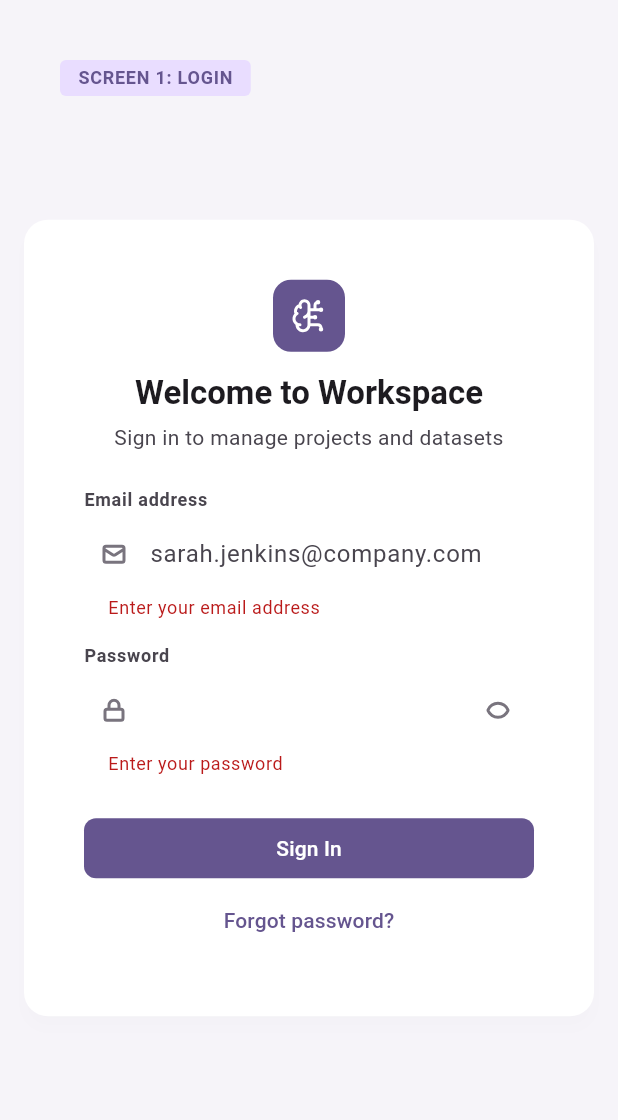
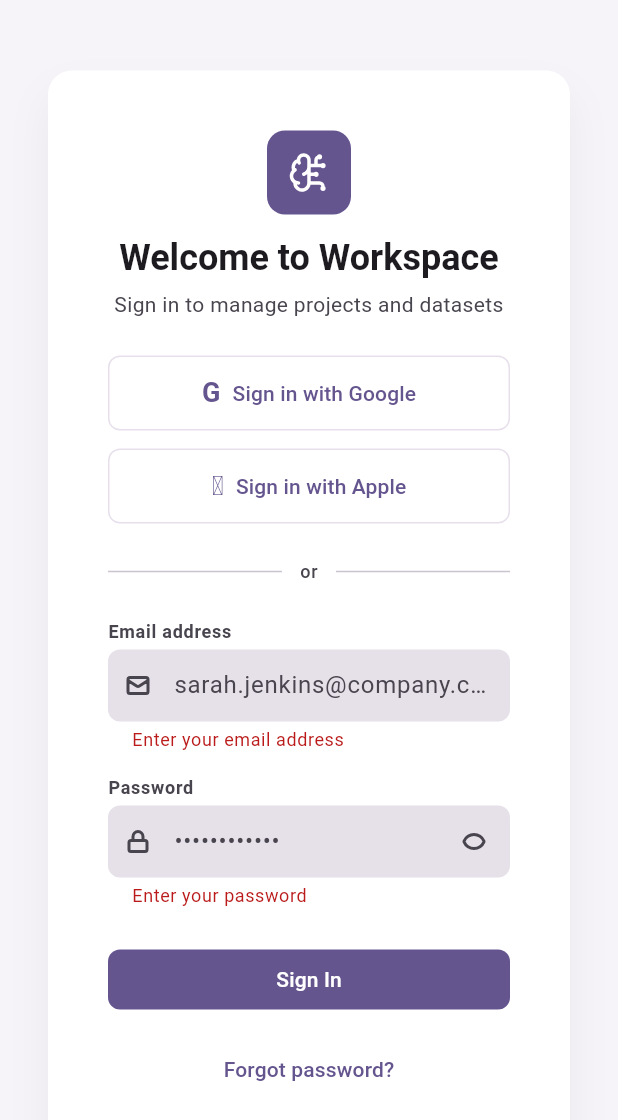
Before and after one commit to vvchens/AI-Knowledge-Workspace, a Flutter app: the screen it shows after launch, after a tap on "Sign In", on a phone screen of 412 x 824 dp. Shown: the top 1120 px of the screen. Run offline on Flutter 3.47's test engine with Material 3 defaults, Android fonts, the phone set to English and light mode, and no system bars; our stand-ins replace firebase_auth, firebase_core, flutter_riverpod, flutter_svg, go_router; accounts and stored records are empty.

Commit message:
google & apple login

```diff
--- a/frontend/lib/screens/login_screen.dart
+++ b/frontend/lib/screens/login_screen.dart
@@ -23,7 +23,18 @@ class _LoginScreenState extends State<LoginScreen> {
   final _passwordController = TextEditingController(
     text: AppEnvironment.isDev ? 'devdev' : null,
   );
-  final FirebaseAuth _auth = FirebaseAuth.instance;
+
+  FirebaseAuth? get _auth {
+    try {
+      if (Firebase.apps.isEmpty) {
+        return null;
+      }
+      return FirebaseAuth.instance;
+    } catch (_) {
+      return null;
+    }
+  }
+
   bool _obscurePassword = true;
   bool _isSubmitting = false;
 
@@ -42,10 +53,8 @@ class _LoginScreenState extends State<LoginScreen> {
     setState(() => _isSubmitting = true);
 
     try {
-      final email = _emailController.text.trim();
-      final password = _passwordController.text;
-
-      if (Firebase.apps.isEmpty) {
+      final auth = _auth;
+      if (auth == null) {
         throw FirebaseException(
           plugin: 'firebase_auth',
           code: 'firebase-not-initialized',
@@ -53,7 +62,10 @@ class _LoginScreenState extends State<LoginScreen> {
         );
       }
 
-      await _auth.signInWithEmailAndPassword(
+      final email = _emailController.text.trim();
+      final password = _passwordController.text;
+
+      await auth.signInWithEmailAndPassword(
         email: email,
         password: password,
       );
@@ -66,7 +78,7 @@ class _LoginScreenState extends State<LoginScreen> {
     } on FirebaseException catch (error) {
       if (!mounted) return;
       _showMessage(error.message ?? 'Firebase is not configured for this app.');
-    } catch (error) {
+    } catch (_) {
       if (!mounted) return;
       _showMessage(
         'Firebase Auth is not configured. Use the Firebase project values or run with DEV=true.',
@@ -106,44 +118,24 @@ class _LoginScreenState extends State<LoginScreen> {
     final theme = Theme.of(context);
 
     return Scaffold(
+      backgroundColor: AppColors.loginBackground,
       body: SafeArea(
-        child: Stack(
-          children: [
-            Positioned(
-              left: 40,
-              top: 40,
+        child: Center(
+          child: SingleChildScrollView(
+            padding: const EdgeInsets.all(AppSpacing.xxl),
+            child: ConstrainedBox(
+              constraints: const BoxConstraints(maxWidth: 420),
               child: DecoratedBox(
                 decoration: BoxDecoration(
-                  color: theme.colorScheme.primaryContainer,
-                  borderRadius: BorderRadius.circular(AppRadius.sm),
+                  color: AppColors.cardSurface,
+                  borderRadius: BorderRadius.circular(AppRadius.xl),
+                  boxShadow: [
+                    BoxShadow(
+                      color: Colors.black.withValues(alpha: 0.05),
+                      blurRadius: 24,
+                      offset: const Offset(0, 16),
                     ),
-                child: Padding(
-                  padding: const EdgeInsets.symmetric(
-                    horizontal: AppSpacing.md,
-                    vertical: AppSpacing.xs,
-                  ),
-                  child: Text(
-                    'SCREEN 1: LOGIN',
-                    style: theme.textTheme.labelMedium?.copyWith(
-                      color: theme.colorScheme.primary,
-                      fontWeight: FontWeight.bold,
-                    ),
-                  ),
-                ),
-              ),
-            ),
-            Center(
-              child: SingleChildScrollView(
-                padding: const EdgeInsets.all(AppSpacing.lg),
-                child: ConstrainedBox(
-                  constraints: const BoxConstraints(maxWidth: 420),
-                  child: Card(
-                    color: AppColors.cardSurface,
-                    elevation: 4,
-                    shadowColor: Colors.black.withValues(alpha: 0.05),
-                    shape: RoundedRectangleBorder(
-                      borderRadius: BorderRadius.circular(AppRadius.xl),
-                      side: BorderSide.none,
+                  ],
                 ),
                 child: Padding(
                   padding: const EdgeInsets.all(AppSpacing.card),
@@ -152,21 +144,24 @@ class _LoginScreenState extends State<LoginScreen> {
                     child: Column(
                       crossAxisAlignment: CrossAxisAlignment.stretch,
                       children: [
-                            Column(
-                              children: [
-                                Container(
-                                  width: 48,
-                                  height: 48,
+                        Center(
+                          child: Container(
+                            width: 56,
+                            height: 56,
                             decoration: BoxDecoration(
                               color: theme.colorScheme.primary,
-                                    borderRadius:
-                                        BorderRadius.circular(AppRadius.lg),
+                              borderRadius: BorderRadius.circular(AppRadius.lg),
                             ),
                             alignment: Alignment.center,
                             child: SvgPicture.asset(
                               'assets/icons/brain-circuit.svg',
-                                    width: 24,
-                                    height: 24,
+                              width: 28,
+                              height: 28,
+                              colorFilter: const ColorFilter.mode(
+                                Colors.white,
+                                BlendMode.srcIn,
+                              ),
+                            ),
                           ),
                         ),
                         const SizedBox(height: AppSpacing.md),
@@ -174,7 +169,7 @@ class _LoginScreenState extends State<LoginScreen> {
                           'Welcome to Workspace',
                           textAlign: TextAlign.center,
                           style: theme.textTheme.titleLarge?.copyWith(
-                                    fontSize: 22,
+                            fontSize: 24,
                             fontWeight: FontWeight.bold,
                           ),
                         ),
@@ -186,6 +181,100 @@ class _LoginScreenState extends State<LoginScreen> {
                             color: theme.colorScheme.onSurfaceVariant,
                           ),
                         ),
+                        const SizedBox(height: AppSpacing.xl),
+                        Row(
+                          children: [
+                            Expanded(
+                              child: OutlinedButton(
+                                style: OutlinedButton.styleFrom(
+                                  padding: const EdgeInsets.symmetric(
+                                    vertical: AppSpacing.md,
+                                  ),
+                                  shape: RoundedRectangleBorder(
+                                    borderRadius: BorderRadius.circular(
+                                      AppRadius.md,
+                                    ),
+                                  ),
+                                  side: const BorderSide(
+                                    color: AppColors.inputOutline,
+                                  ),
+                                ),
+                                onPressed: () => _showMessage(
+                                  'Google sign-in is not connected yet.',
+                                ),
+                                child: Row(
+                                  mainAxisAlignment: MainAxisAlignment.center,
+                                  children: const [
+                                    Text(
+                                      'G',
+                                      style: TextStyle(
+                                        fontWeight: FontWeight.bold,
+                                        fontSize: 18,
+                                      ),
+                                    ),
+                                    SizedBox(width: AppSpacing.sm),
+                                    Text('Sign in with Google'),
+                                  ],
+                                ),
+                              ),
+                            ),
+                          ],
+                        ),
+                        const SizedBox(height: AppSpacing.md),
+                        Row(
+                          children: [
+                            Expanded(
+                              child: OutlinedButton(
+                                style: OutlinedButton.styleFrom(
+                                  padding: const EdgeInsets.symmetric(
+                                    vertical: AppSpacing.md,
+                                  ),
+                                  shape: RoundedRectangleBorder(
+                                    borderRadius: BorderRadius.circular(
+                                      AppRadius.md,
+                                    ),
+                                  ),
+                                  side: const BorderSide(
+                                    color: AppColors.inputOutline,
+                                  ),
+                                ),
+                                onPressed: () => _showMessage(
+                                  'Apple sign-in is not connected yet.',
+                                ),
+                                child: Row(
+                                  mainAxisAlignment: MainAxisAlignment.center,
+                                  children: const [
+                                    Text(
+                                      '',
+                                      style: TextStyle(
+                                        fontWeight: FontWeight.bold,
+                                        fontSize: 18,
+                                      ),
+                                    ),
+                                    SizedBox(width: AppSpacing.sm),
+                                    Text('Sign in with Apple'),
+                                  ],
+                                ),
+                              ),
+                            ),
+                          ],
+                        ),
+                        const SizedBox(height: AppSpacing.xl),
+                        Row(
+                          children: [
+                            const Expanded(child: Divider()),
+                            Padding(
+                              padding: const EdgeInsets.symmetric(
+                                horizontal: AppSpacing.md,
+                              ),
+                              child: Text(
+                                'or',
+                                style: theme.textTheme.labelMedium?.copyWith(
+                                  color: theme.colorScheme.onSurfaceVariant,
+                                ),
+                              ),
+                            ),
+                            const Expanded(child: Divider()),
                           ],
                         ),
                         const SizedBox(height: AppSpacing.xl),
@@ -203,20 +292,16 @@ class _LoginScreenState extends State<LoginScreen> {
                           textInputAction: TextInputAction.next,
                           autofillHints: const [AutofillHints.username],
                           decoration: InputDecoration(
-                                filled: false,
                             hintText: 'sarah.jenkins@company.com',
-                                contentPadding:
-                                    const EdgeInsets.all(AppSpacing.md),
+                            contentPadding: const EdgeInsets.all(AppSpacing.md),
                             enabledBorder: OutlineInputBorder(
-                                  borderRadius:
-                                      BorderRadius.circular(AppRadius.md),
+                              borderRadius: BorderRadius.circular(AppRadius.md),
                               borderSide: const BorderSide(
                                 color: AppColors.inputOutline,
                               ),
                             ),
                             focusedBorder: OutlineInputBorder(
-                                  borderRadius:
-                                      BorderRadius.circular(AppRadius.md),
+                              borderRadius: BorderRadius.circular(AppRadius.md),
                               borderSide: BorderSide(
                                 color: theme.colorScheme.primary,
                                 width: 2,
@@ -228,6 +313,10 @@ class _LoginScreenState extends State<LoginScreen> {
                                 'assets/icons/mail.svg',
                                 width: 16,
                                 height: 16,
+                                colorFilter: ColorFilter.mode(
+                                  theme.colorScheme.onSurfaceVariant,
+                                  BlendMode.srcIn,
+                                ),
                               ),
                             ),
                             prefixIconConstraints: const BoxConstraints(
@@ -261,19 +350,16 @@ class _LoginScreenState extends State<LoginScreen> {
                           autofillHints: const [AutofillHints.password],
                           onFieldSubmitted: (_) => _signIn(),
                           decoration: InputDecoration(
-                                filled: false,
-                                contentPadding:
-                                    const EdgeInsets.all(AppSpacing.md),
+                            hintText: '••••••••••••',
+                            contentPadding: const EdgeInsets.all(AppSpacing.md),
                             enabledBorder: OutlineInputBorder(
-                                  borderRadius:
-                                      BorderRadius.circular(AppRadius.md),
+                              borderRadius: BorderRadius.circular(AppRadius.md),
                               borderSide: const BorderSide(
                                 color: AppColors.inputOutline,
                               ),
                             ),
                             focusedBorder: OutlineInputBorder(
-                                  borderRadius:
-                                      BorderRadius.circular(AppRadius.md),
+                              borderRadius: BorderRadius.circular(AppRadius.md),
                               borderSide: BorderSide(
                                 color: theme.colorScheme.primary,
                                 width: 2,
@@ -285,6 +371,10 @@ class _LoginScreenState extends State<LoginScreen> {
                                 'assets/icons/lock.svg',
                                 width: 16,
                                 height: 16,
+                                colorFilter: ColorFilter.mode(
+                                  theme.colorScheme.onSurfaceVariant,
+                                  BlendMode.srcIn,
+                                ),
                               ),
                             ),
                             prefixIconConstraints: const BoxConstraints(
@@ -302,6 +392,10 @@ class _LoginScreenState extends State<LoginScreen> {
                                 'assets/icons/eye.svg',
                                 width: 16,
                                 height: 16,
+                                colorFilter: ColorFilter.mode(
+                                  theme.colorScheme.onSurfaceVariant,
+                                  BlendMode.srcIn,
+                                ),
                               ),
                             ),
                           ),
@@ -314,14 +408,12 @@ class _LoginScreenState extends State<LoginScreen> {
                         SizedBox(
                           width: double.infinity,
                           child: AppButton(
-                                label:
-                                    _isSubmitting ? 'Signing in...' : 'Sign In',
+                            label: _isSubmitting ? 'Signing in...' : 'Sign In',
                             onPressed: _isSubmitting ? null : _signIn,
                           ),
                         ),
-                            Align(
-                              alignment: Alignment.center,
-                              child: TextButton(
+                        const SizedBox(height: AppSpacing.md),
+                        TextButton(
                           onPressed: () {
                             ScaffoldMessenger.of(context).showSnackBar(
                               const SnackBar(
@@ -333,7 +425,6 @@ class _LoginScreenState extends State<LoginScreen> {
                           },
                           child: const Text('Forgot password?'),
                         ),
-                            ),
                       ],
                     ),
                   ),
@@ -342,8 +433,6 @@ class _LoginScreenState extends State<LoginScreen> {
             ),
           ),
         ),
-          ],
-        ),
       ),
     );
   }
```
Also changed, not shown: 1 other file. Lines whose indentation alone changed are shown as unchanged.
